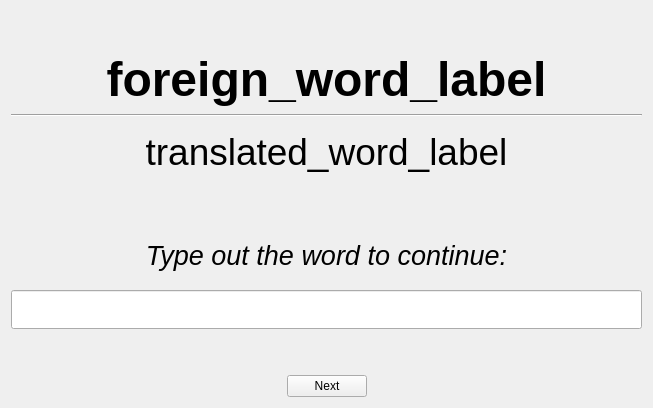
tombranfield/spaced_repeating_vocabulary, file src/gui/quiz_definition.ui: the form before one commit.
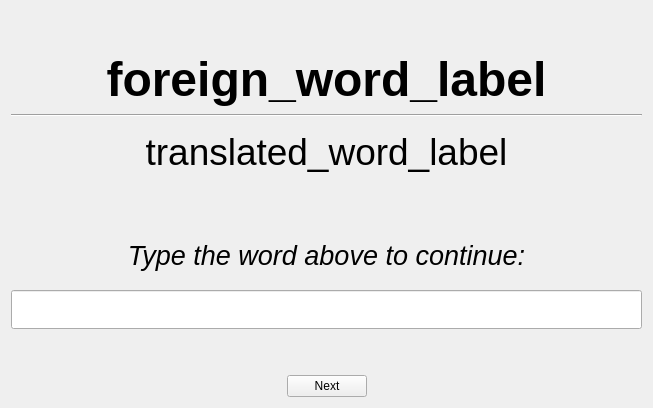
The form after the commit.

Commit message: IT WORKS renamed quiz_definition_2 to quiz_definition.ui and imported it

Diff of the .ui file:
```diff
--- a/src/gui/quiz_definition.ui
+++ b/src/gui/quiz_definition.ui
@@ -102,7 +102,7 @@
       <string notr="true"/>
      </property>
      <property name="text">
-      <string>Type out the word to continue:</string>
+      <string>Type the word above to continue:</string>
      </property>
      <property name="alignment">
       <set>Qt::AlignCenter</set>
```
Left out of the diff: 12 changed lines with no effect on the pictures. The commit also changes 3 other files.
